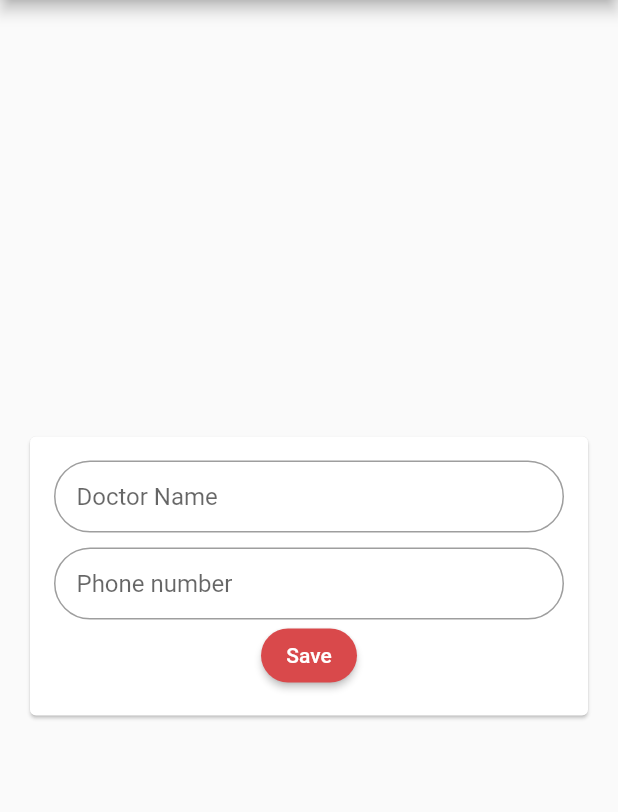
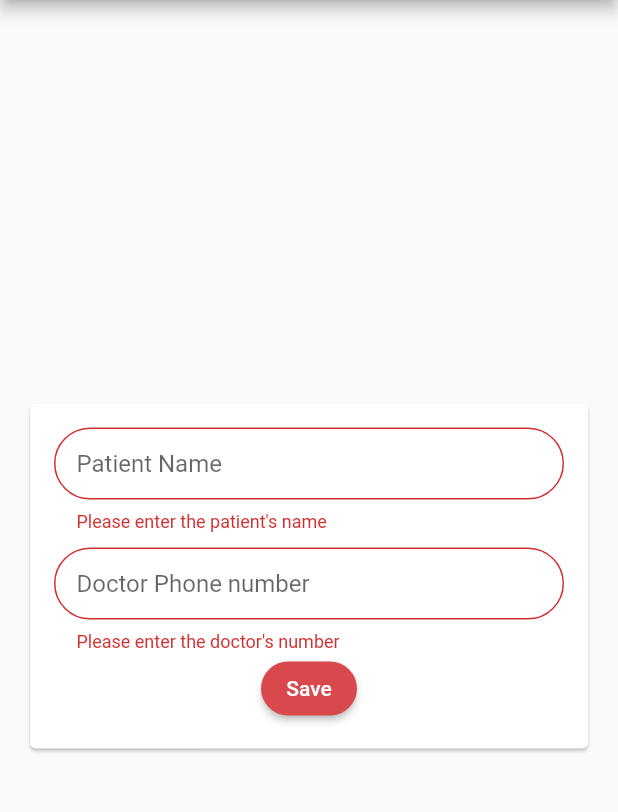
Before and after one commit to hmzaak/Arrhythmia-App, a Flutter app: the EditScreen screen opened by its route, after a tap on "Save", on a phone screen of 412 x 824 dp, the part 84-896 px from its top. Run offline on Flutter 3.47's test engine with Material 2 defaults, Android fonts, the phone set to English and light mode, and no system bars; our stand-ins replace animated_splash_screen, font_awesome_flutter, lottie; missing offline and left inert: telephony, tflite_flutter.

Commit message:
User can now edit phone number & patient name

```diff
--- a/lib/data/types.dart
+++ b/lib/data/types.dart
@@ -4,9 +4,9 @@ class Types {
   final String supraVen =
       "The extra beats originating outside the sinus node can be premature beats or escape beats. A premature beat comes before the next expected sinus beat, whereas the escape beat comes after the next expected sinus beat that failed to occur. Supraventricular premature beats (SPBs) and escape beats originate outside the sinus node, in the atrium, atrioventricular junction, or in the veins draining to the atria. SPBs are most frequently single but may be also multiple and have the form of nonsustained atrial tachycardia. Supraventricular premature beats (SPBs) may help to assess the risk of atrial fibrillation (AF) in patients with cryptogenic stroke and therefore guide therapy.";
   final String preMatureVen =
-      "Ventricular fusion beats can occur when the heart's natural rhythm and the impulse from a pacemaker coincide to activate the same part of a ventricle at the same time, causing visible variation in configuration and height of the QRS complex of an electrocardiogram reading of the heart's activity.[2] This contrasts with the pseudofusion beat wherein the pacemaker impulse does not affect the complex of the natural beat of the heart. Pseudofusion beats are normal. Rare or isolated fusion beats caused by pacemakers are normal as well, but if they occur too frequently may reduce cardiac output and so can require adjustment of the pacemaker";
+      "Ventricular fusion beats can occur when the heart's natural rhythm and the impulse from a pacemaker coincide to activate the same part of a ventricle at the same time, causing visible variation in configuration and height of the QRS complex of an electrocardiogram reading of the heart's activity. This contrasts with the pseudofusion beat wherein the pacemaker impulse does not affect the complex of the natural beat of the heart. Pseudofusion beats are normal. Rare or isolated fusion beats caused by pacemakers are normal as well, but if they occur too frequently may reduce cardiac output and so can require adjustment of the pacemaker";
   final String unClassifiedBeat =
       "Unclassified heartbeats include artifacts, poor electrode connections, or heartbeats originated by pacemakers.";
   final String fusionVen =
-      "Ventricular fusion beats can occur when the heart's natural rhythm and the impulse from a pacemaker coincide to activate the same part of a ventricle at the same time, causing visible variation in configuration and height of the QRS complex of an electrocardiogram reading of the heart's activity.[2] This contrasts with the pseudofusion beat wherein the pacemaker impulse does not affect the complex of the natural beat of the heart. Pseudofusion beats are normal. Rare or isolated fusion beats caused by pacemakers are normal as well, but if they occur too frequently may reduce cardiac output and so can require adjustment of the pacemaker";
+      "Ventricular fusion beats can occur when the heart's natural rhythm and the impulse from a pacemaker coincide to activate the same part of a ventricle at the same time, causing visible variation in configuration and height of the QRS complex of an electrocardiogram reading of the heart's activity. This contrasts with the pseudofusion beat wherein the pacemaker impulse does not affect the complex of the natural beat of the heart. Pseudofusion beats are normal. Rare or isolated fusion beats caused by pacemakers are normal as well, but if they occur too frequently may reduce cardiac output and so can require adjustment of the pacemaker";
 }
--- a/lib/screens/edit_screen.dart
+++ b/lib/screens/edit_screen.dart
@@ -1,9 +1,55 @@
+import 'dart:convert';
+import 'dart:io';
+
 import 'package:arrhythmia/widgets/app_drawer.dart';
 import 'package:flutter/material.dart';
+import 'package:path_provider/path_provider.dart';
 
-class EditScreen extends StatelessWidget {
+class EditScreen extends StatefulWidget {
   static const routname = '/edit-screen';
   const EditScreen({Key? key}) : super(key: key);
+
+  @override
+  State<EditScreen> createState() => _EditScreenState();
+}
+
+class _EditScreenState extends State<EditScreen> {
+  TextEditingController? doctorNumber;
+  TextEditingController? name;
+
+  var _formKey = GlobalKey<FormState>();
+
+  Directory? tempDir;
+  File? jsonFile;
+  var data = {};
+
+  @override
+  void initState() {
+    //asycInit();
+    super.initState();
+  }
+
+  @override
+  void dispose() {
+    doctorNumber!.dispose();
+    name!.dispose();
+    super.dispose();
+  }
+
+  Future<void> asycInit() async {
+    tempDir = await getApplicationDocumentsDirectory();
+    String _numberPath = tempDir!.path + '/number.json';
+    jsonFile = File(_numberPath);
+    if (jsonFile!.existsSync()) {
+      data = json.decode(jsonFile!.readAsStringSync());
+    }
+    doctorNumber = TextEditingController(
+      text: data.isEmpty ? '' : data['number'],
+    );
+    name = TextEditingController(
+      text: data.isEmpty ? '' : data['name'],
+    );
+  }
 
   @override
   Widget build(BuildContext context) {
@@ -12,19 +58,26 @@ class EditScreen extends StatelessWidget {
         title: Text('Edit'),
       ),
       drawer: AppDrawer(),
-      body: Center(
+      body: FutureBuilder(
+          future: asycInit(),
+          builder: (context, snapshot) {
+            if (snapshot.connectionState == ConnectionState.done) {
+              return Center(
                 child: Card(
                   margin: const EdgeInsets.all(20),
                   child: SingleChildScrollView(
                     child: Padding(
                       padding: const EdgeInsets.all(16),
                       child: Form(
+                        key: _formKey,
                         child: Column(
                           mainAxisSize: MainAxisSize.min,
                           children: [
                             TextFormField(
-                      decoration: const InputDecoration(
-                        hintText: 'Doctor Name',
+                                decoration: InputDecoration(
+                                  hintText: name!.text.isEmpty
+                                      ? 'Patient Name'
+                                      : name!.text,
                                   border: OutlineInputBorder(
                                     borderRadius: BorderRadius.all(
                                       Radius.circular(30),
@@ -35,11 +88,16 @@ class EditScreen extends StatelessWidget {
                                     horizontal: 15,
                                   ),
                                 ),
-                    ),
+                                validator: (val) => val!.isEmpty
+                                    ? 'Please enter the patient\'s name'
+                                    : null,
+                                controller: name),
                             const SizedBox(height: 10),
                             TextFormField(
-                      decoration: const InputDecoration(
-                        hintText: 'Phone number',
+                              decoration: InputDecoration(
+                                hintText: doctorNumber!.text.isEmpty
+                                    ? 'Doctor Phone number'
+                                    : doctorNumber!.text,
                                 border: OutlineInputBorder(
                                   borderRadius: BorderRadius.all(
                                     Radius.circular(30),
@@ -50,6 +108,10 @@ class EditScreen extends StatelessWidget {
                                   horizontal: 15,
                                 ),
                               ),
+                              validator: (val) => val!.isEmpty
+                                  ? 'Please enter the doctor\'s number'
+                                  : null,
+                              controller: doctorNumber,
                             ),
                             ElevatedButton(
                               style: ElevatedButton.styleFrom(
@@ -57,7 +119,14 @@ class EditScreen extends StatelessWidget {
                                   borderRadius: BorderRadius.circular(30),
                                 ),
                               ),
-                      onPressed: () {},
+                              onPressed: () {
+                                if (_formKey.currentState!.validate()) {
+                                  data['number'] = doctorNumber!.text;
+                                  data['name'] = name!.text;
+                                  jsonFile!
+                                      .writeAsStringSync(json.encode(data));
+                                }
+                              },
                               child: Text('Save'),
                             ),
                           ],
@@ -66,7 +135,11 @@ class EditScreen extends StatelessWidget {
                     ),
                   ),
                 ),
-      ),
+              );
+            } else {
+              return CircularProgressIndicator();
+            }
+          }),
     );
   }
 }
--- a/lib/screens/home_screen.dart
+++ b/lib/screens/home_screen.dart
@@ -1,8 +1,12 @@
+import 'dart:convert';
+import 'dart:io';
+
 import 'package:arrhythmia/screens/classify_screen.dart';
 import 'package:arrhythmia/tflite/classifier.dart';
 import 'package:arrhythmia/widgets/app_drawer.dart';
 import 'package:flutter/material.dart';
 import 'package:lottie/lottie.dart';
+import 'package:path_provider/path_provider.dart';
 
 class HomeScreen extends StatefulWidget {
   static const routname = '/home-page';
@@ -15,10 +19,29 @@ class HomeScreen extends StatefulWidget {
 class _HomeScreenState extends State<HomeScreen> {
   late Classifier _classifier;
 
+  String doctorNumber = '';
+  String name = '';
+
+  Directory? tempDir;
+  File? jsonFile;
+  var data = {};
+
   @override
   void initState() {
+    asycInit();
     super.initState();
     _classifier = Classifier();
+  }
+
+  void asycInit() async {
+    tempDir = await getApplicationDocumentsDirectory();
+    String _numberPath = tempDir!.path + '/number.json';
+    jsonFile = File(_numberPath);
+    if (jsonFile!.existsSync()) {
+      data = json.decode(jsonFile!.readAsStringSync());
+    }
+    doctorNumber = data.isEmpty ? '' : data['number'];
+    name = data.isEmpty ? '' : data['name'];
   }
   // File? csvFile;
 
@@ -109,6 +132,8 @@ class _HomeScreenState extends State<HomeScreen> {
                 MaterialPageRoute(
                   builder: (ctx) => ClassifyScreen(
                     index: prediction[0].indexOf(maxVal),
+                    docNumber: doctorNumber,
+                    patientName: name,
                   ),
                 ),
               );
--- a/pubspec.yaml
+++ b/pubspec.yaml
@@ -40,6 +40,7 @@ dependencies:
   telephony: ^0.1.4
   font_awesome_flutter: ^10.1.0
   animated_splash_screen: ^1.2.0
+  path_provider: ^2.0.11
 
 dev_dependencies:
   flutter_test:
```
Also changed, not shown: lib/screens/classify_screen.dart (+10 -3 lines), pubspec.lock, 1 other file. Lines whose indentation alone changed are shown as unchanged.
